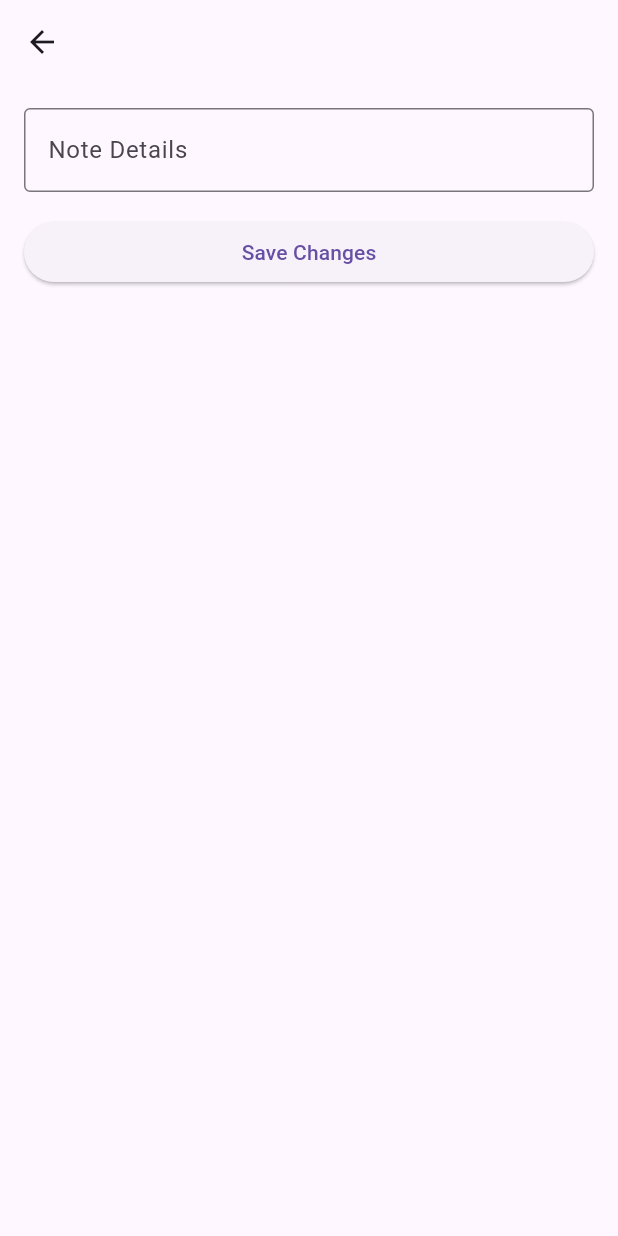
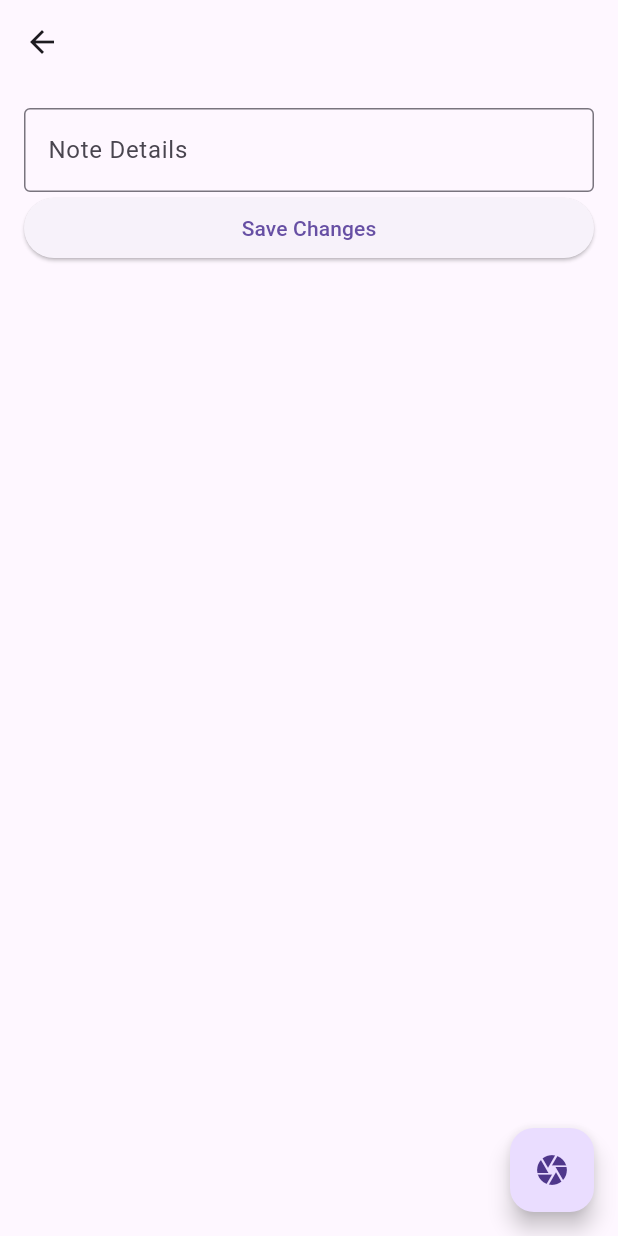
Before and after one commit to emirhannerdogan/note_app, a Flutter app: the NoteDetailPage screen opened directly with empty values, after a tap on "Save Changes", on a phone screen of 412 x 824 dp. Run offline on Flutter 3.47's test engine with Material 3 defaults, Android fonts, the phone set to English and light mode, and no system bars; our stand-ins replace camera, image_picker.

Commit message:
Photos can be captured and saved to note

```diff
--- a/lib/add_note_page.dart
+++ b/lib/add_note_page.dart
@@ -26,6 +26,8 @@ class AddNotePage extends StatelessWidget {
             const SizedBox(height: 16),
             TextField(
               controller: detailsController,
+              maxLines: null, // Allow multiple lines for editing
+              keyboardType: TextInputType.multiline,
               decoration: const InputDecoration(labelText: 'Details'),
             ),
             const SizedBox(height: 16),
--- a/lib/note_detail_page.dart
+++ b/lib/note_detail_page.dart
@@ -1,4 +1,6 @@
 import 'dart:io';
+import 'package:note_app/camera_page.dart';
+import 'package:note_app/note_storage.dart';
 import 'package:path_provider/path_provider.dart';
 import 'package:flutter/material.dart';
 import 'package:note_app/note.dart';
@@ -14,11 +16,21 @@ class NoteDetailPage extends StatefulWidget {
 
 class _NoteDetailPageState extends State<NoteDetailPage> {
   late TextEditingController _detailsController;
+  List<String>? imagePaths;
 
   @override
   void initState() {
     super.initState();
     _detailsController = TextEditingController(text: widget.note.details);
+    _loadImagesInNoteDirectory();
+  }
+
+  Future<void> _loadImagesInNoteDirectory() async {
+    List<String>? paths =
+        await NoteStorage.getImagesInNoteDirectory(widget.note.title);
+    setState(() {
+      imagePaths = paths;
+    });
   }
 
   @override
@@ -36,12 +48,54 @@ class _NoteDetailPageState extends State<NoteDetailPage> {
               controller: _detailsController,
               maxLines: null, // Allow multiple lines for editing
               keyboardType: TextInputType.multiline,
-              decoration: InputDecoration(
+              decoration: const InputDecoration(
                 labelText: 'Note Details',
                 border: OutlineInputBorder(),
               ),
             ),
-            const SizedBox(height: 16),
+            if (imagePaths != null && imagePaths!.isNotEmpty)
+              Column(
+                crossAxisAlignment: CrossAxisAlignment.stretch,
+                children: [
+                  Padding(
+                    padding: const EdgeInsets.symmetric(vertical: 8.0),
+                    child: Text(
+                      'Images',
+                      style: TextStyle(
+                        fontSize: 14,
+                        fontWeight: FontWeight.normal,
+                      ),
+                    ),
+                  ),
+                  Container(
+                    height: 200, // Set the container height as needed
+                    child: ListView.builder(
+                      scrollDirection: Axis.horizontal,
+                      itemCount: imagePaths!.length,
+                      itemBuilder: (context, index) {
+                        return Padding(
+                          padding: const EdgeInsets.all(8.0),
+                          child: Container(
+                            decoration: BoxDecoration(
+                              border: Border.all(
+                                color: Colors.black,
+                                width: 1,
+                              ),
+                            ),
+                            child: Image.file(
+                              File(imagePaths![index]),
+                              width: 200, // Adjust the width as needed
+                              height: 200, // Adjust the height as needed
+                              fit: BoxFit
+                                  .contain, // Show images without cropping
+                            ),
+                          ),
+                        );
+                      },
+                    ),
+                  ),
+                ],
+              ),
             ElevatedButton(
               onPressed: () {
                 _saveChanges();
@@ -50,6 +104,24 @@ class _NoteDetailPageState extends State<NoteDetailPage> {
             ),
           ],
         ),
+      ),
+      floatingActionButton: FloatingActionButton(
+        onPressed: () async {
+          List<String>? updatedImagePaths = await Navigator.push(
+            context,
+            MaterialPageRoute(
+              builder: (context) => CameraPage(
+                note: widget.note,
+              ),
+            ),
+          );
+          if (updatedImagePaths != null) {
+            setState(() {
+              imagePaths = updatedImagePaths;
+            });
+          } // Navigate to CameraPage
+        },
+        child: const Icon(Icons.camera), // Camera icon
       ),
     );
   }
--- a/lib/note_storage.dart
+++ b/lib/note_storage.dart
@@ -98,4 +98,60 @@ class NoteStorage {
       return false;
     }
   }
+
+  static Future<String> saveImageToNoteDirectory(
+      File imageFile, String noteTitle) async {
+    try {
+      final directoryPath = await _getNotesDirectoryPath();
+      final noteDirectory = Directory('$directoryPath/$noteTitle');
+
+      if (!await noteDirectory.exists()) {
+        await noteDirectory.create(recursive: true);
+      }
+
+      final fileName =
+          '${DateTime.now().millisecondsSinceEpoch}_${imageFile.path.split('/').last}';
+      final filePath = '${noteDirectory.path}/$fileName';
+
+      await imageFile.copy(filePath);
+      await imageFile.delete();
+      print('IMAGE COPIED SUCCESFULLY TO PATH: $filePath');
+      return filePath;
+    } catch (e) {
+      print('Error saving image: $e');
+      throw e;
+    }
+  }
+
+  static Future<List<String>?> getImagesInNoteDirectory(
+      String noteTitle) async {
+    try {
+      final directoryPath = await _getNotesDirectoryPath();
+      final noteDirectory = Directory('$directoryPath/$noteTitle');
+
+      if (!(await noteDirectory.exists())) {
+        print('Note directory does not exist.');
+        return null;
+      }
+
+      List<String> imagePaths = [];
+
+      final List<FileSystemEntity> files = noteDirectory.listSync();
+      for (FileSystemEntity file in files) {
+        if (file is File && file.path.toLowerCase().endsWith('.jpg')) {
+          imagePaths.add(file.path);
+        }
+      }
+
+      if (imagePaths.isEmpty) {
+        print('No images found in note directory.');
+        return null;
+      }
+
+      return imagePaths;
+    } catch (e) {
+      print('Error while getting images in note directory: $e');
+      return null;
+    }
+  }
 }
--- a/pubspec.yaml
+++ b/pubspec.yaml
@@ -37,6 +37,8 @@ dependencies:
   # Use with the CupertinoIcons class for iOS style icons.
   cupertino_icons: ^1.0.2
   path_provider: ^2.1.1
+  camera: ^0.10.5+7
+  image_picker: ^1.0.5
 
 dev_dependencies:
   flutter_test:
```
Also changed, not shown: lib/camera_page.dart (added, +159 -0 lines), pubspec.lock, 6 other files.
